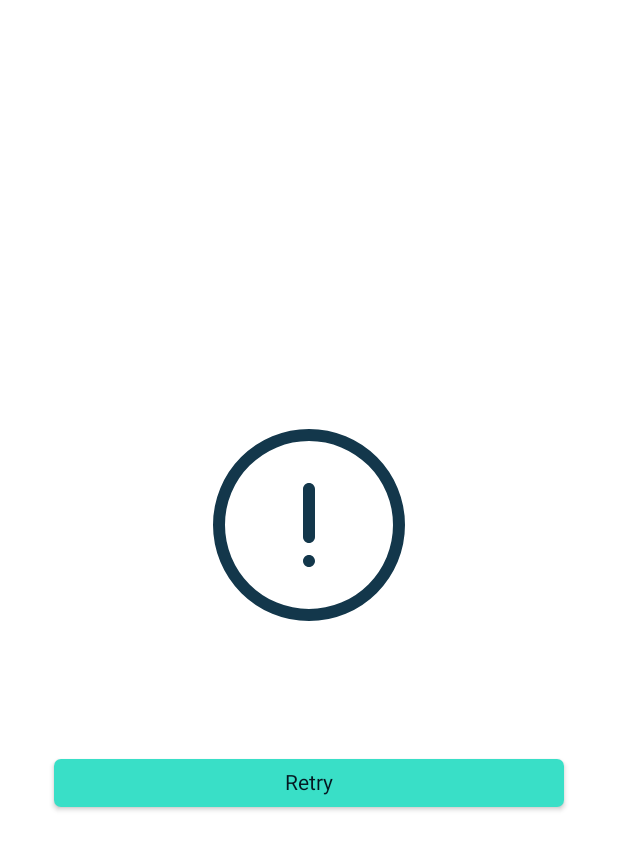
After one commit to alex-podolian/StackExchangeTestApp, an Android app built with Jetpack Compose: the composable ErrorScreen called with empty values, on a phone screen of 412 x 824 dp. The commit adds this screen. Shown: the top 850 px of the screen. Run offline under Robolectric (Android 15) with nearby library versions, the phone set to English and light mode, and no system bars.

Commit message:
* implement minimum error handling logic * add lintOptions

```diff
--- a/app/src/main/AndroidManifest.xml
+++ b/app/src/main/AndroidManifest.xml
@@ -1,7 +1,9 @@
 <?xml version="1.0" encoding="utf-8"?>
 <manifest xmlns:android="http://schemas.android.com/apk/res/android"
+    xmlns:tools="http://schemas.android.com/tools"
     package="com.alex_podolian.stackexchangetestapp">
 
+    <uses-permission android:name="android.permission.ACCESS_NETWORK_STATE" />
     <uses-permission android:name="android.permission.INTERNET"/>
 
     <application
@@ -15,7 +17,8 @@
             android:name=".MainActivity"
             android:exported="true"
             android:label="@string/app_name"
-            android:theme="@style/Theme.StackExchangeTestApp">
+            android:theme="@style/Theme.StackExchangeTestApp"
+            tools:ignore="RedundantLabel">
             <intent-filter>
                 <action android:name="android.intent.action.MAIN" />
 
--- /dev/null
+++ b/app/src/main/java/com/alex_podolian/stackexchangetestapp/action/RetryAction.kt
@@ -0,0 +1,5 @@
+package com.alex_podolian.stackexchangetestapp.action
+
+import java.io.Serializable
+
+abstract class RetryAction() : () -> Unit, Serializable
--- a/app/src/main/java/com/alex_podolian/stackexchangetestapp/core/presentation/search/SearchEffect.kt
+++ b/app/src/main/java/com/alex_podolian/stackexchangetestapp/core/presentation/search/SearchEffect.kt
@@ -1,4 +1,5 @@
 package com.alex_podolian.stackexchangetestapp.core.presentation.search
 
 sealed class SearchEffect {
+    internal data class NavigateToErrorScreen(val data: HashMap<String, Any?>) : SearchEffect()
 }
--- a/app/src/main/java/com/alex_podolian/stackexchangetestapp/core/presentation/userdetails/UserDetailsEffect.kt
+++ b/app/src/main/java/com/alex_podolian/stackexchangetestapp/core/presentation/userdetails/UserDetailsEffect.kt
@@ -1,4 +1,5 @@
 package com.alex_podolian.stackexchangetestapp.core.presentation.userdetails
 
 sealed class UserDetailsEffect {
+    internal data class NavigateToErrorScreen(val data: HashMap<String, Any?>) : UserDetailsEffect()
 }
--- /dev/null
+++ b/app/src/main/java/com/alex_podolian/stackexchangetestapp/ui/composables/ErrorScreen.kt
@@ -0,0 +1,127 @@
+package com.alex_podolian.stackexchangetestapp.ui.composables
+
+import android.app.Activity
+import androidx.activity.compose.BackHandler
+import androidx.compose.foundation.BorderStroke
+import androidx.compose.foundation.Image
+import androidx.compose.foundation.layout.*
+import androidx.compose.foundation.shape.RoundedCornerShape
+import androidx.compose.material.Button
+import androidx.compose.material.ButtonDefaults
+import androidx.compose.material.OutlinedButton
+import androidx.compose.material.Text
+import androidx.compose.runtime.Composable
+import androidx.compose.runtime.getValue
+import androidx.compose.ui.Alignment
+import androidx.compose.ui.Modifier
+import androidx.compose.ui.graphics.Color
+import androidx.compose.ui.layout.ContentScale
+import androidx.compose.ui.platform.LocalContext
+import androidx.compose.ui.res.painterResource
+import androidx.compose.ui.text.TextStyle
+import androidx.compose.ui.text.font.FontWeight
+import androidx.compose.ui.text.style.TextAlign
+import androidx.compose.ui.unit.dp
+import androidx.compose.ui.unit.sp
+import com.alex_podolian.stackexchangetestapp.R
+import com.alex_podolian.stackexchangetestapp.ui.theme.Blue800
+import com.alex_podolian.stackexchangetestapp.ui.theme.Gray100
+import com.alex_podolian.stackexchangetestapp.ui.theme.Gray600
+import com.alex_podolian.stackexchangetestapp.ui.theme.Teal100
+import com.alex_podolian.stackexchangetestapp.utils.ConnectionState
+import com.alex_podolian.stackexchangetestapp.utils.connectivityState
+import kotlinx.coroutines.ExperimentalCoroutinesApi
+
+@OptIn(ExperimentalCoroutinesApi::class)
+@Composable
+fun ErrorScreen(errorText: String, reloadAction: () -> Unit) {
+    val connection by LocalContext.current.connectivityState()
+    val isConnected = connection === ConnectionState.Available
+    val context = LocalContext.current as Activity
+    val resources = LocalContext.current.resources
+    val titleText = if (isConnected) errorText else resources.getString(R.string.noInternetConnection)
+    val descriptionText =
+        if (isConnected) resources.getString(R.string.tryLater) else resources.getString(R.string.checkInternet)
+    val btnRetryText = resources.getString(R.string.retry)
+
+    Column(
+        modifier = Modifier
+            .fillMaxWidth()
+            .fillMaxHeight(),
+        verticalArrangement = Arrangement.Center,
+        horizontalAlignment = Alignment.CenterHorizontally
+    ) {
+        Column(
+            modifier = Modifier
+                .fillMaxWidth()
+                .weight(1f),
+            verticalArrangement = Arrangement.Center,
+            horizontalAlignment = Alignment.CenterHorizontally
+        ) {
+            Image(
+                painterResource(R.drawable.ic_no_connection),
+                contentDescription = "Error occurred",
+                contentScale = ContentScale.Fit,
+            )
+            Text(
+                modifier = Modifier.padding(top = 24.dp, start = 36.dp, end = 36.dp),
+                text = titleText,
+                textAlign = TextAlign.Center,
+                style = TextStyle(color = Color.White, fontSize = 14.sp)
+            )
+            Text(
+                modifier = Modifier.padding(top = 14.dp, start = 36.dp, end = 36.dp),
+                text = descriptionText,
+                textAlign = TextAlign.Center,
+                style = TextStyle(color = Gray600, fontSize = 12.sp)
+            )
+            if (isConnected) {
+                Button(
+                    modifier = Modifier
+                        .fillMaxWidth()
+                        .padding(top = 24.dp, start = 36.dp, end = 36.dp)
+                        .height(32.dp),
+                    colors = ButtonDefaults.buttonColors(backgroundColor = Teal100),
+                    shape = RoundedCornerShape(7F, 7F, 7F, 7F),
+                    contentPadding = PaddingValues(bottom = 0.dp),
+                    onClick = { if (isConnected) reloadAction() }
+                ) {
+                    Text(
+                        text = btnRetryText,
+                        style = TextStyle(
+                            color = Blue800,
+                            fontSize = 14.sp,
+                            fontWeight = FontWeight.Normal
+                        )
+                    )
+                }
+            } else {
+                OutlinedButton(
+                    modifier = Modifier
+                        .fillMaxWidth()
+                        .padding(top = 24.dp, start = 36.dp, end = 36.dp)
+                        .height(32.dp),
+                    enabled = isConnected,
+                    shape = RoundedCornerShape(7F, 7F, 7F, 7F),
+                    border = BorderStroke(1.dp, Gray100),
+                    contentPadding = PaddingValues(0.dp),
+                    colors = ButtonDefaults.outlinedButtonColors(backgroundColor = Color.Transparent),
+                    onClick = {},
+                ) {
+                    Text(
+                        text = btnRetryText,
+                        style = TextStyle(
+                            color = Gray100,
+                            fontSize = 14.sp,
+                            fontWeight = FontWeight.Normal
+                        )
+                    )
+                }
+            }
+        }
+    }
+
+    BackHandler(enabled = true) {
+        context.finish()
+    }
+}
--- a/app/src/main/java/com/alex_podolian/stackexchangetestapp/ui/theme/Color.kt
+++ b/app/src/main/java/com/alex_podolian/stackexchangetestapp/ui/theme/Color.kt
@@ -12,3 +12,5 @@ val Blue600 = Color(0xFF0d3448)
 val Blue700 = Color(0xFF0B202C)
 val Blue800 = Color(0XFF051721)
 val Blue370 = Blue600.copy(alpha = 0.37f)
+val Gray100 = Color(0x29FFFFFF)
+val Gray600 = Color(0XABffffff)
--- /dev/null
+++ b/app/src/main/java/com/alex_podolian/stackexchangetestapp/utils/ConnectionState.kt
@@ -0,0 +1,6 @@
+package com.alex_podolian.stackexchangetestapp.utils
+
+sealed class ConnectionState {
+    object Available : ConnectionState()
+    object Unavailable : ConnectionState()
+}
--- /dev/null
+++ b/app/src/main/java/com/alex_podolian/stackexchangetestapp/utils/NetworkExtensions.kt
@@ -0,0 +1,75 @@
+package com.alex_podolian.stackexchangetestapp.utils
+
+import android.annotation.SuppressLint
+import android.content.Context
+import android.net.ConnectivityManager
+import android.net.Network
+import android.net.NetworkCapabilities
+import android.net.NetworkRequest
+import androidx.compose.runtime.Composable
+import androidx.compose.runtime.State
+import androidx.compose.runtime.produceState
+import kotlinx.coroutines.ExperimentalCoroutinesApi
+import kotlinx.coroutines.channels.awaitClose
+import kotlinx.coroutines.flow.callbackFlow
+
+@OptIn(ExperimentalCoroutinesApi::class)
+@Composable
+fun Context.connectivityState(): State<ConnectionState> {
+    // Creates a State<ConnectionState> with current connectivity state as initial value
+    return produceState(initialValue = currentConnectivityState) {
+        // In a coroutine, can make suspend calls
+        observeConnectivityAsFlow().collect { value = it }
+    }
+}
+
+@ExperimentalCoroutinesApi
+fun Context.observeConnectivityAsFlow() = callbackFlow {
+    val connectivityManager = getSystemService(Context.CONNECTIVITY_SERVICE) as ConnectivityManager
+    val callback = networkCallback { connectionState -> trySend(connectionState) }
+    val networkRequest = NetworkRequest.Builder()
+        .addCapability(NetworkCapabilities.NET_CAPABILITY_INTERNET)
+        .build()
+    connectivityManager.registerNetworkCallback(networkRequest, callback)
+    // Set current state
+    val currentState = getCurrentConnectivityState(connectivityManager)
+    trySend(currentState)
+    // Remove callback when not used
+    awaitClose {
+        // Remove listeners
+        connectivityManager.unregisterNetworkCallback(callback)
+    }
+}
+
+val Context.currentConnectivityState: ConnectionState
+    get() {
+        val connectivityManager =
+            getSystemService(Context.CONNECTIVITY_SERVICE) as ConnectivityManager
+        return getCurrentConnectivityState(connectivityManager)
+    }
+
+@SuppressLint("NewApi")
+private fun getCurrentConnectivityState(connectivityManager: ConnectivityManager): ConnectionState {
+    val actNetwork = connectivityManager.getNetworkCapabilities(connectivityManager.activeNetwork)
+    var connected = actNetwork != null
+    if (actNetwork != null) {
+        connected = when {
+            actNetwork.hasTransport(NetworkCapabilities.TRANSPORT_WIFI) -> true
+            actNetwork.hasTransport(NetworkCapabilities.TRANSPORT_CELLULAR) -> true
+            else -> false
+        }
+    }
+    return if (connected) ConnectionState.Available else ConnectionState.Unavailable
+}
+
+fun networkCallback(callback: (ConnectionState) -> Unit): ConnectivityManager.NetworkCallback {
+    return object : ConnectivityManager.NetworkCallback() {
+        override fun onAvailable(network: Network) {
+            callback(ConnectionState.Available)
+        }
+
+        override fun onLost(network: Network) {
+            callback(ConnectionState.Unavailable)
+        }
+    }
+}
--- /dev/null
+++ b/app/src/main/res/drawable/ic_no_connection.xml
@@ -0,0 +1,17 @@
+<vector xmlns:android="http://schemas.android.com/apk/res/android"
+    android:width="128dp"
+    android:height="128dp"
+    android:viewportWidth="128"
+    android:viewportHeight="128">
+    <path
+        android:pathData="M64,64m-60,0a60,60 0,1 1,120 0a60,60 0,1 1,-120 0"
+        android:strokeWidth="8"
+        android:strokeColor="#13374B"
+        android:fillType="evenOdd"/>
+    <path
+        android:pathData="M64,84C66.209,84 68,85.791 68,88C68,90.209 66.209,92 64,92C61.791,92 60,90.209 60,88C60,85.791 61.791,84 64,84ZM64,36C66.209,36 68,37.791 68,40L68,72C68,74.209 66.209,76 64,76C61.791,76 60,74.209 60,72L60,40C60,37.791 61.791,36 64,36Z"
+        android:strokeWidth="1"
+        android:fillColor="#13374B"
+        android:fillType="evenOdd"
+        android:strokeColor="#00000000"/>
+</vector>
--- a/app/src/main/res/values/strings.xml
+++ b/app/src/main/res/values/strings.xml
@@ -1,6 +1,7 @@
 <resources>
     <string name="app_name">StackExchangeTestApp</string>
     <string name="user">User</string>
+    <string name="error">Error</string>
     <string name="userName">"User Name: %s"</string>
     <string name="reputation">"Reputation: %s"</string>
     <string name="topTags">"Top Tags: "</string>
@@ -12,4 +13,8 @@
     <string name="location">"Location: %s"</string>
     <string name="creationDate">"Creation Date: %s"</string>
     <string name="na">N/A</string>
+    <string name="noInternetConnection">There is no internet connection</string>
+    <string name="checkInternet">Please check your internet connection and try again later</string>
+    <string name="tryLater">Please try again later</string>
+    <string name="retry">Retry</string>
 </resources>
```
Also changed, not shown: app/build.gradle (+16 -4 lines), app/src/main/java/com/alex_podolian/stackexchangetestapp/MainActivity.kt (+41 -7 lines), app/src/main/java/com/alex_podolian/stackexchangetestapp/action/OpenErrorScreenAction.kt (added, +8 -0 lines), app/src/main/java/com/alex_podolian/stackexchangetestapp/core/presentation/search/SearchStore.kt (+9 -2 lines), app/src/main/java/com/alex_podolian/stackexchangetestapp/core/presentation/userdetails/UserDetailsStore.kt (+9 -2 lines), app/src/main/java/com/alex_podolian/stackexchangetestapp/ui/composables/search/SearchScreen.kt (+13 -1 lines), app/src/main/java/com/alex_podolian/stackexchangetestapp/ui/composables/user/UserDetailsScreen.kt (+19 -2 lines).
